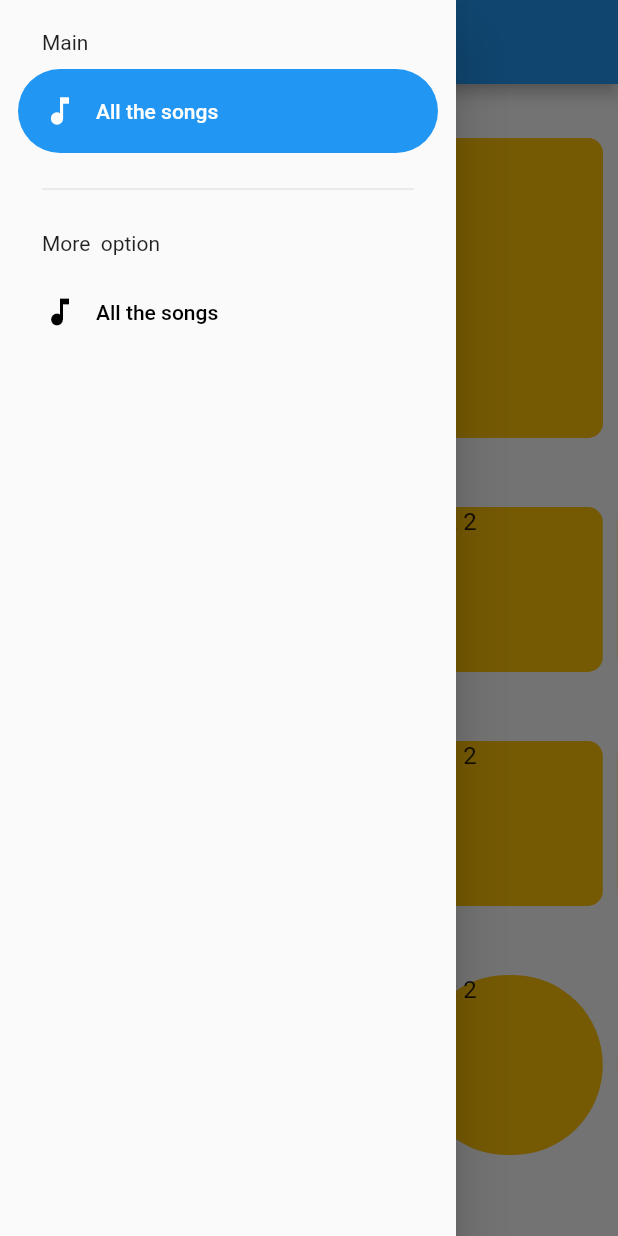
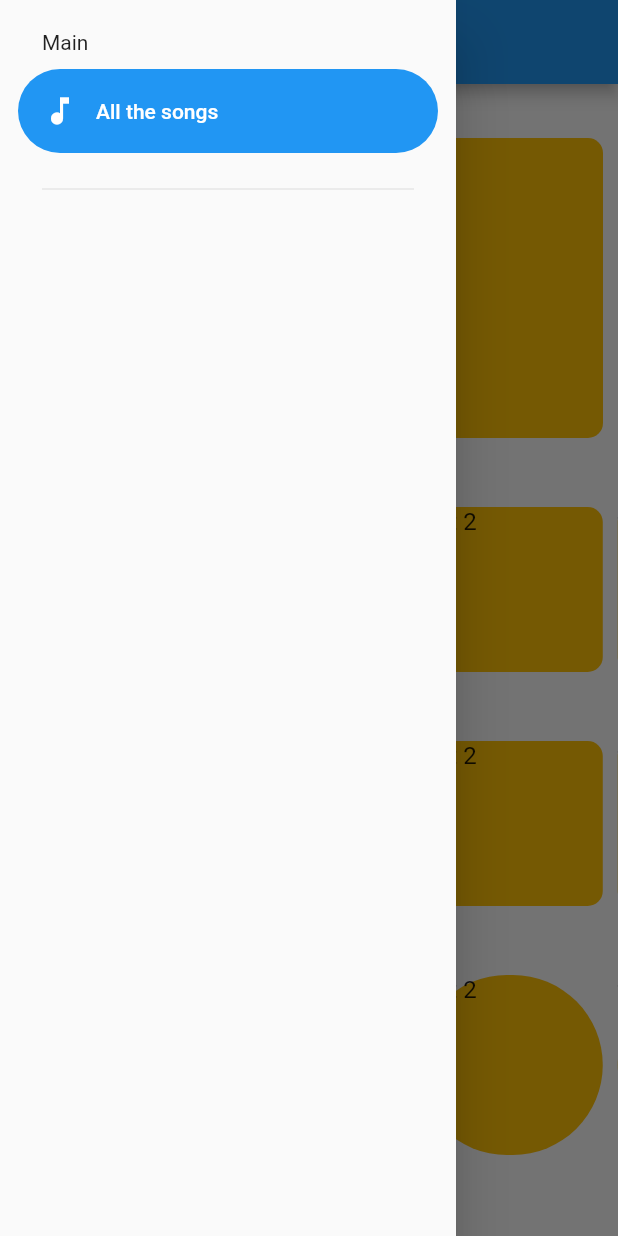
Before and after one commit to villarJM/muix_player, a Flutter app: the screen it shows after launch, with the side drawer open, on a phone screen of 412 x 824 dp. Run offline on Flutter 3.47's test engine with Material 2 defaults, Android fonts, the phone set to English and light mode, and no system bars; drawn by our look-alikes of carousel_slider; our stand-ins replace go_router, on_audio_query.

Commit message:
adjust sidebar

```diff
--- a/lib/presentation/screen/widgets/side_menu.dart
+++ b/lib/presentation/screen/widgets/side_menu.dart
@@ -8,7 +8,7 @@ class SideMenu extends StatefulWidget {
 
   const SideMenu({
     super.key,
-    required this.scaffoldKey,
+    required this.scaffoldKey
   });
 
   @override
@@ -18,9 +18,8 @@ class SideMenu extends StatefulWidget {
 class _SideMenuState extends State<SideMenu> {
 
   int navDrawerIndex = 0;
-
   @override
-  Widget build(BuildContext context) {
+  Widget build(BuildContext context){
     final hasNotch = MediaQuery.of(context).viewPadding.top > 35;
     return NavigationDrawer(
       selectedIndex: navDrawerIndex,
@@ -29,9 +28,10 @@ class _SideMenuState extends State<SideMenu> {
           navDrawerIndex = value;
         });
 
-        final menuItem = appMenuItems[value];
-        context.push(menuItem.link);
-        widget.scaffoldKey.currentState?.closeDrawer();
+      final menuItem = appMenuItems[value];
+      context.push(menuItem.link);
+      widget.scaffoldKey.currentState?.closeDrawer();
+
       },
       children: [
         Padding(
@@ -40,7 +40,7 @@ class _SideMenuState extends State<SideMenu> {
         ),
 
         ...appMenuItems
-          .sublist(0,1)
+          .sublist(0)
           .map((item) => NavigationDrawerDestination(
             icon: Icon(item.icon),
             label: Text(item.title)
@@ -52,19 +52,17 @@ class _SideMenuState extends State<SideMenu> {
             child: Divider(),
           ),
 
-          const Padding(
-            padding: EdgeInsets.fromLTRB(28, 10, 16, 10),
-            child: Text('More  option'),
-          ),
-          ...appMenuItems
-          .sublist(0)
-          .map((item) => NavigationDrawerDestination(
-            icon: Icon(item.icon),
-            label: Text(item.title)
-            ),
-          ),
-      ],
-
-    );
+          // const Padding(
+          //   padding: EdgeInsets.fromLTRB(28, 10, 16, 10),
+          //   child: Text('More  option'),
+          // ),
+          // ...appMenuItems
+          // .sublist(0)
+          // .map((item) => NavigationDrawerDestination(
+          //   icon: Icon(item.icon),
+          //   label: Text(item.title)
+          //   ),
+          // ),
+      ]);
   }
 }
```
